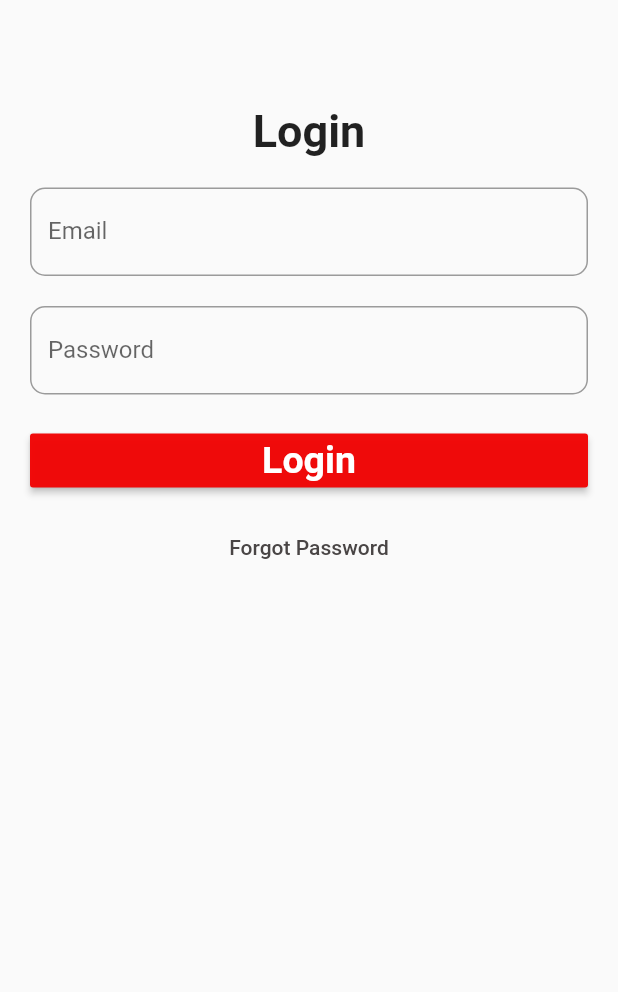
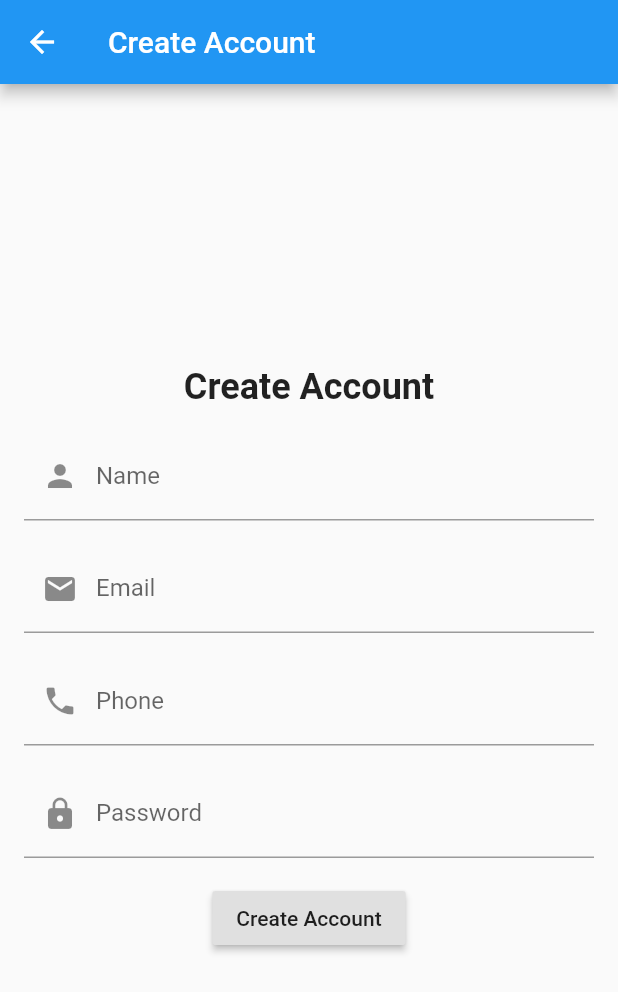
Before and after one commit to MrAnmol08/movielovers, a Flutter app: the screen it shows after launch, on a phone screen of 412 x 824 dp. Shown: the top 992 px of the screen. Run offline on Flutter 3.47's test engine with Material 2 defaults, Android fonts, the phone set to English and light mode, and no system bars; our stand-ins replace google_fonts; Roboto replaces fonts that are missing (Khand).

Commit message:
Created register page

```diff
--- a/lib/LoginPage.dart
+++ b/lib/LoginPage.dart
@@ -1,6 +1,5 @@
 // ignore_for_file: unused_field, deprecated_member_use
 
-import 'package:flutter/cupertino.dart';
 import 'package:flutter/material.dart';
 import 'package:google_fonts/google_fonts.dart';
 
@@ -69,6 +68,18 @@ class _LoginPageState extends State<LoginPage> {
                   onSaved: (input) => _password = input!,
                 ),
 
+                const SizedBox(height: 10.0,), // Navigate to forgot password page
+                SizedBox(
+                  width: double.infinity,
+                  child: FlatButton(
+                    onPressed: () {
+
+                    },
+                    child: Text('Forgot Password',
+                     style: GoogleFonts.khand(color: const Color.fromARGB(3, 10, 221, 245)),),
+                  ),
+                ),
+
                 const SizedBox(height: 20.0),
                 SizedBox(
                   width: double.infinity,
@@ -84,17 +95,8 @@ class _LoginPageState extends State<LoginPage> {
 
                   ),
                 ),
-                const SizedBox(height: 10.0,),
-                SizedBox(
-                  width: double.infinity,
-                  child: FlatButton(
-                    onPressed: () {
-                      // Navigate to forgot password page
-                    },
-                    child: Text('Forgot Password',
-                     style: GoogleFonts.khand(color: const Color.fromARGB(255, 73, 69, 69)),),
-                  ),
-                ),
+
+
               ],
             ),
           ),
--- /dev/null
+++ b/lib/RegisterPage.dart
@@ -0,0 +1,95 @@
+// ignore_for_file: unused_field, deprecated_member_use
+
+import 'package:flutter/material.dart';
+
+class RegisterPage extends StatefulWidget {
+  const RegisterPage({Key? key}) : super(key: key);
+
+  @override
+  // ignore: library_private_types_in_public_api
+  _RegisterPageState createState() => _RegisterPageState();
+}
+
+class _RegisterPageState extends State<RegisterPage> {
+  final _formKey = GlobalKey<FormState>();
+  late String _name, _email, _phone, _password;
+
+  @override
+  Widget build(BuildContext context) {
+    return Scaffold(
+      appBar: AppBar(
+        leading: IconButton(
+          icon: const Icon(Icons.arrow_back),
+          onPressed: () => Navigator.pop(context),
+        ),
+        title: const Text('Create Account'),
+      ),
+      body: Form(
+        key: _formKey,
+        child: Padding(
+          padding: const EdgeInsets.all(16.0),
+          child: Column(
+            mainAxisAlignment: MainAxisAlignment.center,
+            children: <Widget>[
+              const Text(
+                'Create Account',
+                style: TextStyle(
+                  fontSize: 24.0,
+                  fontWeight: FontWeight.bold,
+                ),
+              ),
+              const SizedBox(height: 16.0),
+              TextFormField(
+                decoration: const InputDecoration(
+                  prefixIcon: Icon(Icons.person),
+                  labelText: 'Name',
+                ),
+                validator: (input) => input!.trim().isEmpty ? 'Please enter a valid name' : null,
+                onSaved: (input) => _name = input!,
+              ),
+              const SizedBox(height: 16.0),
+              TextFormField(
+                decoration: const InputDecoration(
+                  prefixIcon: Icon(Icons.email),
+                  labelText: 'Email',
+                ),
+                validator: (input) => !input!.contains('@') ? 'Please enter a valid email' : null,
+                onSaved: (input) => _email = input!,
+              ),
+              const SizedBox(height: 16.0),
+              TextFormField(
+                decoration: const InputDecoration(
+                  prefixIcon: Icon(Icons.phone),
+                  labelText: 'Phone',
+                ),
+                validator: (input) => input!.trim().length < 10 ? 'Please enter a valid phone number' : null,
+                onSaved: (input) => _phone = input!,
+              ),
+              const SizedBox(height: 16.0),
+              TextFormField(
+                decoration: const InputDecoration(
+                  prefixIcon: Icon(Icons.lock),
+                  labelText: 'Password',
+                ),
+                obscureText: true,
+                validator: (input) => input!.length < 8 ? 'Password must be at least 8 characters' : null,
+                onSaved: (input) => _password = input!,
+              ),
+              const SizedBox(height: 16.0),
+              RaisedButton(
+                onPressed: _submit,
+                child: const Text('Create Account'),
+              ),
+            ],
+          ),
+        ),
+      ),
+    );
+  }
+
+  void _submit() {
+    if (_formKey.currentState!.validate()) {
+      _formKey.currentState;
+    }
+  }
+}
--- a/lib/main.dart
+++ b/lib/main.dart
@@ -1,5 +1,6 @@
 import 'package:flutter/material.dart';
 import 'package:movielovers/LoginPage.dart';
+import 'package:movielovers/RegisterPage.dart';
 import "SplashScreen.dart";
 import 'package:google_fonts/google_fonts.dart';
 
@@ -14,7 +15,7 @@ class SplashScreen extends StatelessWidget {
     return const MaterialApp(
       debugShowCheckedModeBanner: false,
       title: 'Movie Lovers',
-      home: LoginPage(),
+      home: RegisterPage(),
 
 
     );
```
